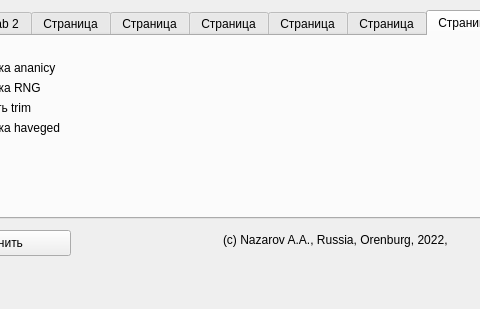
ArtNazarov/arch-post-installer, file mainwindow.ui: the form before one commit; both pictures show x 87 to 567 and y 0 to 309 of the 778 by 309 pixel window.
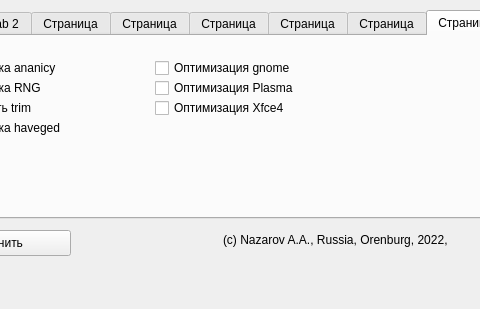
The form after the commit. The open tabs and pages were chosen to show the change.

Commit message: Gnome, xfce4 and KDE optimization

```diff
--- a/mainwindow.ui
+++ b/mainwindow.ui
@@ -607,6 +607,45 @@
        <string>Установка haveged</string>
       </property>
      </widget>
+     <widget class="QCheckBox" name="chkGnomeOptimization">
+      <property name="geometry">
+       <rect>
+        <x>230</x>
+        <y>20</y>
+        <width>171</width>
+        <height>24</height>
+       </rect>
+      </property>
+      <property name="text">
+       <string>Оптимизация gnome</string>
+      </property>
+     </widget>
+     <widget class="QCheckBox" name="chkPlasmaOptimization">
+      <property name="geometry">
+       <rect>
+        <x>230</x>
+        <y>40</y>
+        <width>171</width>
+        <height>24</height>
+       </rect>
+      </property>
+      <property name="text">
+       <string>Оптимизация Plasma</string>
+      </property>
+     </widget>
+     <widget class="QCheckBox" name="chkXfce4Optimization">
+      <property name="geometry">
+       <rect>
+        <x>230</x>
+        <y>60</y>
+        <width>161</width>
+        <height>24</height>
+       </rect>
+      </property>
+      <property name="text">
+       <string>Оптимизация Xfce4</string>
+      </property>
+     </widget>
     </widget>
     <widget class="QWidget" name="tabEtcApps">
      <attribute name="title">
```
Left out of the diff: 2 changed lines with no effect on the pictures. The commit also changes 1 other file.
